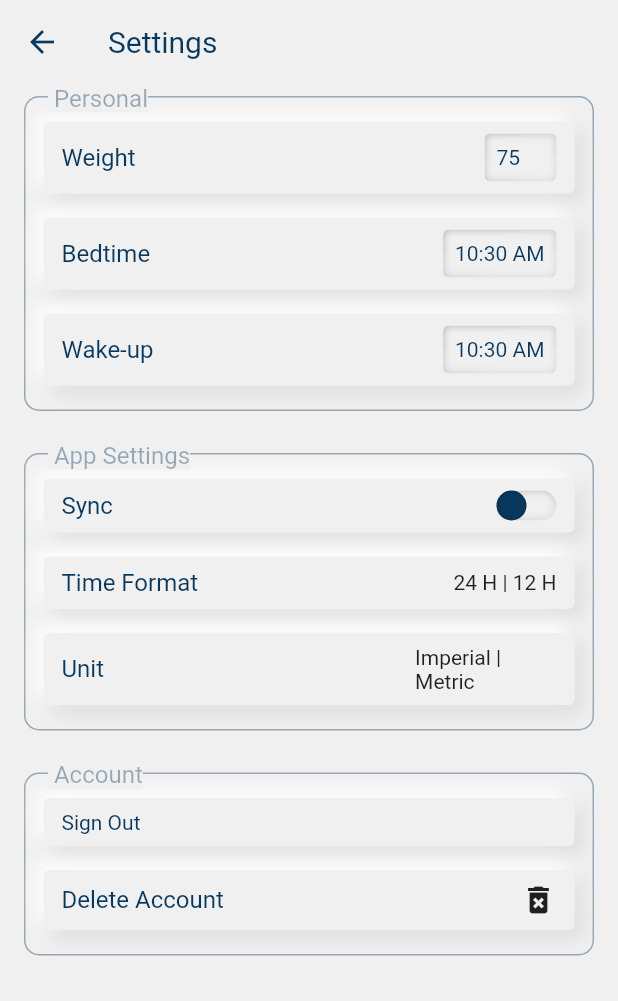
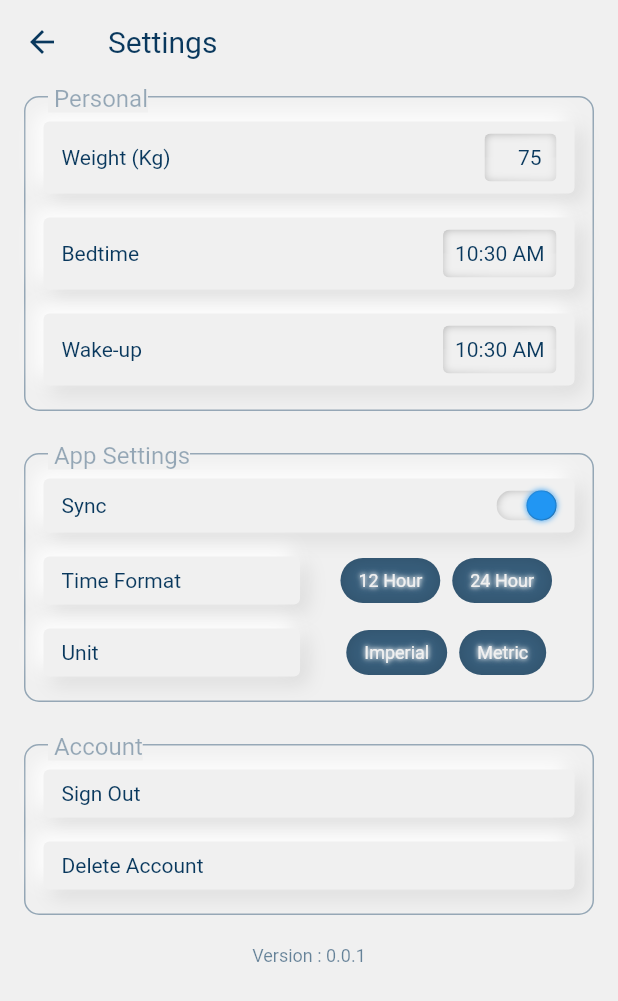
Before and after one commit to tammawanmufti/hydration, a Flutter app: the SettingScreen screen opened by its route, on a phone screen of 412 x 824 dp. Shown: the top 1001 px of the screen. Run offline on Flutter 3.47's test engine with Material 2 defaults, Android fonts, the phone set to English and light mode, and no system bars; our stand-ins replace bloc, equatable, flutter_bloc, flutter_svg, get, get_it.

Commit message:
select button

```diff
--- a/lib/core/constants/decoration/decoration.dart
+++ b/lib/core/constants/decoration/decoration.dart
@@ -27,6 +27,7 @@ class ThemedDecoration {
     );
   }
 
+
   Decoration get flatDecoration {
     return BoxDecoration(
       boxShadow: context.flatShadow,
@@ -34,4 +35,8 @@ class ThemedDecoration {
       borderRadius: BorderRadius.circular(Dimens.atom),
     );
   }
+
+
+
+
 }
--- /dev/null
+++ b/lib/core/constants/enums/setting_enum.dart
@@ -0,0 +1,3 @@
+enum MeasureUnit { imperial, metric }
+
+enum WeightUnit { kg, lbs }
--- a/lib/core/themes/extensions.dart
+++ b/lib/core/themes/extensions.dart
@@ -32,19 +32,29 @@ extension AppThemeExtension on BuildContext {
   }
 
   List<Color> get sunkenColors {
-    return _dynamic(dark: const [
-                Colors.black54,
-                Colors.black45,
-              ], light: const [
-                Colors.black26,
-                Colors.black12,
-              ],);
+    return _dynamic(
+      dark: const [
+        Colors.black54,
+        Colors.black45,
+      ],
+      light: const [
+        Colors.black26,
+        Colors.black12,
+      ],
+    );
   }
 
   Color get primaryColor {
     return dynamicColor(
       dark: AppColors.background,
       light: AppColors.primary,
+    );
+  }
+
+  Color get switchOnColor {
+    return dynamicColor(
+      dark: Colors.white,
+      light: Colors.blue,
     );
   }
 
--- a/lib/core/widgets/button/base_button.dart
+++ b/lib/core/widgets/button/base_button.dart
@@ -33,7 +33,13 @@ class _NeuBaseButtonState extends State<NeuBaseButton> {
             pressed = true;
           });
         },
+        onTapCancel: () {
+          setState(() {
+            pressed = false;
+          });
+        },
         onTapUp: (details) {
+          widget.onTap();
           setState(() {
             pressed = false;
           });
@@ -43,7 +49,8 @@ class _NeuBaseButtonState extends State<NeuBaseButton> {
               vertical: Dimens.tiny,
               horizontal: Dimens.small,
             ),
-            width: double.infinity,
+            height: widget.height,
+            width: widget.width,
             decoration:
                 pressed ? ThemedDecoration(context).flatDecoration : ThemedDecoration(context).concaveDecoration,
             duration: widget.duration,
--- /dev/null
+++ b/lib/core/widgets/button/select_button/select_button.dart
@@ -0,0 +1,17 @@
+import 'package:flutter/material.dart';
+
+import 'select_button_item.dart';
+
+class SelectButtonRow<T> extends StatelessWidget {
+  final List<SelectButtonItem<T>> items;
+  final T? value;
+
+  const SelectButtonRow({Key? key, required this.items, this.value}) : super(key: key);
+
+  @override
+  Widget build(BuildContext context) {
+    return Row(
+      children: items,
+    );
+  }
+}
--- /dev/null
+++ b/lib/core/widgets/button/select_button/select_button_item.dart
@@ -0,0 +1,88 @@
+import 'package:flutter/material.dart';
+import 'package:hydration/core/constants/constants.dart';
+import 'package:hydration/core/constants/decoration/concave_decoration.dart';
+import 'package:hydration/core/themes/extensions.dart';
+
+/// need label or child
+class SelectButtonItem<T> extends StatelessWidget {
+  final T value;
+  final bool selected;
+  final String? label;
+  final ValueChanged? onTap;
+  final Widget? child;
+  SelectButtonItem({
+    Key? key,
+    required this.value,
+    this.selected = false,
+    this.label,
+    this.onTap,
+    this.child,
+  }) : super(key: key) {
+    if (label == null && child == null) {
+      throw 'SelectButtonItem should have label or child';
+    }
+  }
+
+  @override
+  Widget build(BuildContext context) {
+    return Flexible(
+      child: Padding(
+        padding: const EdgeInsets.symmetric(horizontal: Dimens.atom),
+        child: GestureDetector(
+          onTap: () {
+            if (onTap != null) {
+              onTap!(value);
+            }
+          },
+          child: Stack(
+            children: [
+              Container(
+                decoration: BoxDecoration(
+                  borderRadius: BorderRadius.circular(Dimens.extraLarge),
+                  color: selected ? (context.primaryColor).withOpacity(0.8) : context.backgroundColor,
+                ),
+                child: Container(
+                  padding: const EdgeInsets.symmetric(
+                    vertical: Dimens.tiny,
+                    horizontal: Dimens.small,
+                  ),
+                  decoration: selected
+                      ? PressedDecoration(
+                          shape: RoundedRectangleBorder(
+                            borderRadius: BorderRadius.circular(Dimens.extraLarge),
+                          ),
+                          depression: 5,
+                          colors: context.pressedColor,
+                        )
+                      : BoxDecoration(
+                          color: context.backgroundColor,
+                          borderRadius: BorderRadius.circular(Dimens.extraLarge),
+                          boxShadow: context.concaveShadow,
+                        ),
+                  // selected ? ThemedDecoration(context).flatDecoration : ThemedDecoration(context).concaveDecoration,
+                  // duration: duration,
+                  child: Text(label ?? '', style: style(context).copyWith(fontSize: 12)),
+                ),
+              ),
+            ],
+          ),
+        ),
+      ),
+    );
+  }
+
+  TextStyle style(BuildContext context) {
+    return selected ? selectedStyle(context) : unselectedStyle(context);
+  }
+
+  TextStyle selectedStyle(BuildContext context) {
+    return TextStyle(color: context.backgroundColor, shadows: const [
+      Shadow(color: Colors.white, blurRadius: 3),
+      Shadow(color: Colors.white, blurRadius: 5),
+    ]);
+  }
+
+  TextStyle unselectedStyle(BuildContext context) {
+    return TextStyle(color: context.primaryColor.withOpacity(.5));
+  }
+}
--- a/lib/core/widgets/button/text_button.dart
+++ b/lib/core/widgets/button/text_button.dart
@@ -4,12 +4,13 @@ import 'package:hydration/core/widgets/button/base_button.dart';
 
 class NeuTextButton extends StatelessWidget {
   final String label;
-  const NeuTextButton({Key? key, required this.label}) : super(key: key);
+  final VoidCallback onTap;
+  const NeuTextButton({Key? key, required this.label, required this.onTap}) : super(key: key);
 
   @override
   Widget build(BuildContext context) {
     return NeuBaseButton(
-      onTap: () {},
+      onTap: onTap,
       child: Text(
         label,
         style: TextStyle(
--- a/lib/core/widgets/input/number_input.dart
+++ b/lib/core/widgets/input/number_input.dart
@@ -8,8 +8,16 @@ class NumberInput extends StatefulWidget {
   final int maxLength;
   final int value;
   final double? width;
+  final String? suffix;
   final Function(int value) onChanged;
-  const NumberInput({Key? key, required this.onChanged, this.value = 0, this.maxLength = 3, this.width})
+  const NumberInput({
+    Key? key,
+    required this.onChanged,
+    this.value = 0,
+    this.maxLength = 3,
+    this.width,
+    this.suffix,
+  })
       : super(key: key);
 
   @override
@@ -21,7 +29,7 @@ class _NumberInputState extends State<NumberInput> {
 
   @override
   void initState() {
-    _controller = TextEditingController(text: widget.value.toString());
+    _controller = TextEditingController(text: "${widget.value}" + ((widget.suffix != null) ? ' ${widget.suffix}' : ''));
     super.initState();
   }
 
@@ -54,6 +62,7 @@ class _NumberInputState extends State<NumberInput> {
               maxLines: 1,
               cursorHeight: 10,
               cursorWidth: 1,
+              textAlign: TextAlign.end,
               inputFormatters: [LengthLimitingTextInputFormatter(widget.maxLength)],
               decoration: const InputDecoration(
                 border: InputBorder.none,
--- a/lib/core/widgets/switch/app_switch.dart
+++ b/lib/core/widgets/switch/app_switch.dart
@@ -18,6 +18,8 @@ class AppSwitch extends StatefulWidget {
 
 class _AppSwitchState extends State<AppSwitch> {
   late bool value;
+  late AnimationController controller;
+
 
   @override
   void initState() {
@@ -44,14 +46,24 @@ class _AppSwitchState extends State<AppSwitch> {
             depression: 3,
             colors: context.sunkenColors),
         child: AnimatedAlign(
-          duration: const Duration(milliseconds: 100),
+          duration: const Duration(milliseconds: 200),
           alignment: !value ? Alignment.centerLeft : Alignment.centerRight,
-          child: Container(
+          child: AnimatedContainer(
+            duration: const Duration(milliseconds: 1000),
             decoration: BoxDecoration(
-              shape: BoxShape.circle,
-              color: context.primaryColor,
-            ),
-            child: Container(
+                shape: BoxShape.circle,
+                color: context.switchOnColor,
+                boxShadow: value
+                    ? [
+                        BoxShadow(
+                          color: context.switchOnColor,
+                          spreadRadius: 0,
+                          blurRadius: 3,
+                        )
+                      ]
+                    : []),
+            child: AnimatedContainer(
+              duration: const Duration(milliseconds: 500),
               height: 20,
               width: 20,
               decoration: PressedDecoration(
@@ -60,9 +72,9 @@ class _AppSwitchState extends State<AppSwitch> {
                   ),
                   colors: const [
                     Colors.black26,
-                    Colors.black12,
+                    Colors.black,
                   ],
-                  depression: 3),
+                  depression: value ? 0.5 : 6),
             ),
           ),
         ),
--- a/lib/feature/settings/presentation/screens/settings_screen.dart
+++ b/lib/feature/settings/presentation/screens/settings_screen.dart
@@ -1,4 +1,6 @@
 import 'package:flutter/material.dart';
+import 'package:hydration/core/constants/constants.dart';
+import 'package:hydration/core/themes/extensions.dart';
 import 'package:hydration/feature/settings/presentation/widgets/account_section.dart';
 import 'package:hydration/feature/settings/presentation/widgets/app_section.dart';
 import 'package:hydration/feature/settings/presentation/widgets/physical_section.dart';
@@ -14,7 +16,19 @@ class SettingScreen extends StatelessWidget {
       ),
       body: SingleChildScrollView(
         child: Column(
-          children: const [PhysicalSection(), AppSection(), AccountSection()],
+          children: [
+            const PhysicalSection(),
+            const AppSection(),
+            const AccountSection(),
+            Text(
+              'Version : 0.0.1', //Todo : Version
+              style: TextStyle(
+                color: context.primaryColor.withOpacity(.6),
+                backgroundColor: context.backgroundColor,
+                fontSize: Dimens.small,
+              ),
+            ),
+          ],
         ),
       ),
     );
--- a/lib/feature/settings/presentation/widgets/account_section.dart
+++ b/lib/feature/settings/presentation/widgets/account_section.dart
@@ -17,8 +17,13 @@ class AccountSection extends StatelessWidget {
               SettingItem(title: 'Connect with google', action: Container()),
             ]
           : [
-              NeuTextButton(label: 'Sign Out'),
-              const SettingItem(title: 'Delete Account', action: Icon(Icons.delete_forever)),
+              NeuTextButton(
+                label: 'Sign Out',
+                onTap: () {
+                  print('Sign out !');
+                },
+              ),
+              NeuTextButton(label: 'Delete Account', onTap: () {})
             ],
     );
   }
--- a/lib/feature/settings/presentation/widgets/app_section.dart
+++ b/lib/feature/settings/presentation/widgets/app_section.dart
@@ -1,4 +1,6 @@
 import 'package:flutter/material.dart';
+import 'package:hydration/core/constants/enums/setting_enum.dart';
+import 'package:hydration/core/widgets/button/select_button/select_button_item.dart';
 import 'package:hydration/core/widgets/switch/app_switch.dart';
 import 'package:hydration/feature/settings/presentation/widgets/section.dart';
 import 'package:hydration/feature/settings/presentation/widgets/setting_item.dart';
@@ -14,16 +16,37 @@ class AppSection extends StatelessWidget {
         SettingItem(
           title: 'Sync',
           action: AppSwitch(
+            value: true,
             onChanged: (value) {},
           ),
         ),
-        const SettingItem(
+        SettingItem(
           title: "Time Format",
-          action: Text("24 H | 12 H"), //Todo: Create Selection button
+          separate: true,
+          action: Row(
+              mainAxisAlignment: MainAxisAlignment.center,
+              children: ['12 Hour', '24 Hour']
+                  .map<SelectButtonItem>((e) => SelectButtonItem(
+                        label: e,
+                        value: e,
+                        selected: true,
+                      ))
+                  .toList()),
         ),
-        const SettingItem(
+        SettingItem(
           title: "Unit",
-          action: Text("Imperial | Metric"), //Todo: Create Selection button
+          separate: true,
+          action: Row(
+              mainAxisAlignment: MainAxisAlignment.center,
+              children: MeasureUnit.values
+                  .map<SelectButtonItem<int>>(
+                    (e) => SelectButtonItem<int>(
+                      label: e.name.substring(0, 1).toUpperCase() + e.name.substring(1),
+                      value: e.index,
+                      selected: true,
+                    ),
+                  )
+                  .toList()), //Todo: Create Selection button
         )
       ],
     );
--- a/lib/feature/settings/presentation/widgets/physical_section.dart
+++ b/lib/feature/settings/presentation/widgets/physical_section.dart
@@ -14,7 +14,7 @@ class PhysicalSection extends StatelessWidget {
       title: 'Personal',
       children: [
         SettingItem(
-          title: 'Weight',
+          title: 'Weight (Kg)',
           action: NumberInput(
             width: Dimens.megaLarge,
             value: 75,
--- a/lib/feature/settings/presentation/widgets/setting_item.dart
+++ b/lib/feature/settings/presentation/widgets/setting_item.dart
@@ -5,13 +5,51 @@ import 'package:hydration/core/themes/extensions.dart';
 
 class SettingItem extends StatelessWidget {
   final String title;
+
   final Widget action;
-  const SettingItem({Key? key, required this.title, required this.action}) : super(key: key);
+
+  ///separate title with action
+  final bool separate;
+  const SettingItem({
+    Key? key,
+    this.separate = false,
+    required this.title,
+    required this.action,
+  }) : super(key: key);
 
   @override
   Widget build(BuildContext context) {
     final ThemedDecoration themedDecoration = ThemedDecoration(context);
-    return Container(
+    if (separate) {
+      return Row(
+        children: [
+          Expanded(
+            child: Container(
+              padding: const EdgeInsets.symmetric(
+                vertical: Dimens.tiny,
+                horizontal: Dimens.small,
+              ),
+              width: double.infinity,
+              decoration: themedDecoration.concaveDecoration,
+              child: Text(
+                title,
+                style: TextStyle(
+                  color: context.primaryColor,
+                  fontSize: 14,
+                ),
+              ),
+            ),
+          ),
+          const SizedBox(
+            width: Dimens.small,
+          ),
+          Flexible(child: action,fit: FlexFit.loose,)
+
+          // Align(alignment: Alignment.centerRight, child: action)
+        ],
+      );
+    } else {
+      return Container(
         padding: const EdgeInsets.symmetric(
           vertical: Dimens.tiny,
           horizontal: Dimens.small,
@@ -21,20 +59,19 @@ class SettingItem extends StatelessWidget {
         child: Row(
           children: [
             Expanded(
-              flex: 5,
               child: Text(
                 title,
                 style: TextStyle(
                   color: context.primaryColor,
-                  fontSize: Dimens.medium,
+                  fontSize: 14,
                 ),
               ),
             ),
             Expanded(
-              flex: 2,
               child: Align(alignment: Alignment.centerRight, child: action),
             )
           ],
         ));
+    }
   }
 }
--- a/pubspec.yaml
+++ b/pubspec.yaml
@@ -36,12 +36,16 @@ dependencies:
   flutter_svg: ^1.0.0
   get: ^4.6.1
   get_it: ^7.2.0
+  hive: ^2.0.5
+  hive_flutter: ^1.1.0
   liquid_progress_indicator: ^0.4.0
 
 dev_dependencies:
+  build_runner: ^2.1.7
   flutter_lints: ^1.0.0
   flutter_test:
     sdk: flutter
+  hive_generator: ^1.1.1
 
 # For information on the generic Dart part of this file, see the
 # following page: https://dart.dev/tools/pub/pubspec
```
Also changed, not shown: pubspec.lock, 7 other files.
